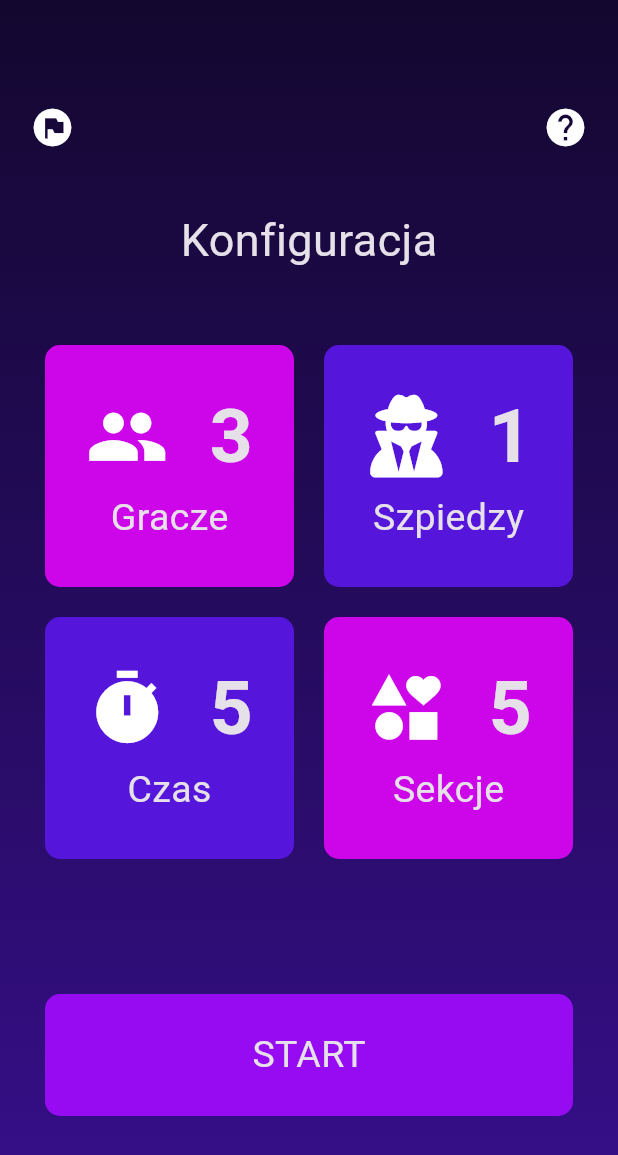
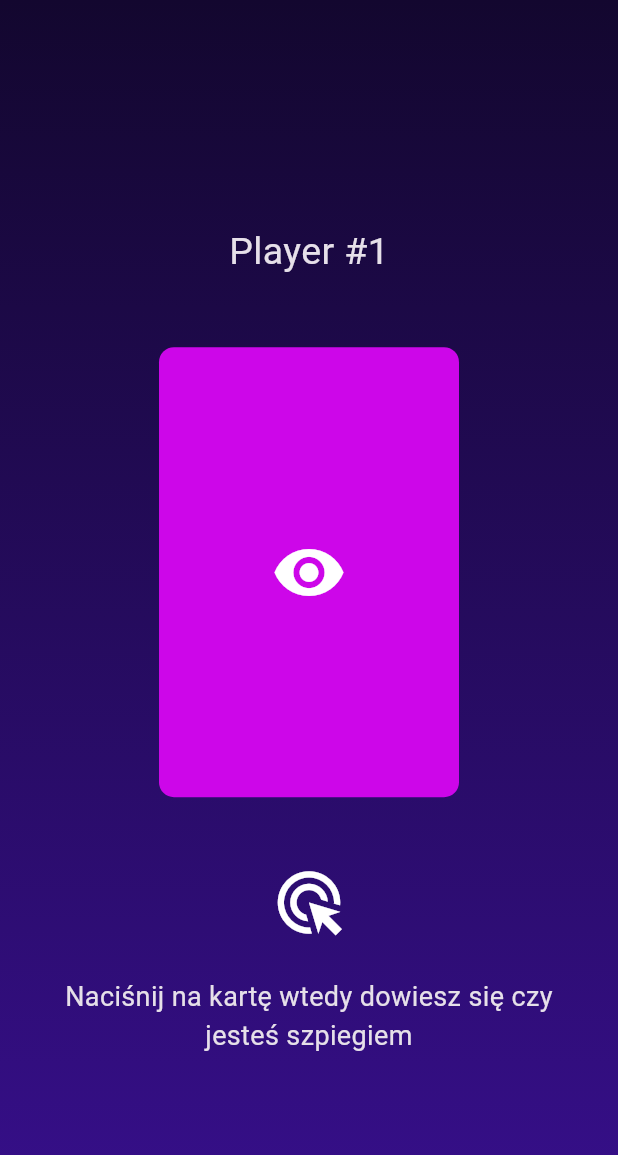
Before and after one commit to pawelmajchrzak/szpiegula_flutter, a Flutter app: the screen it shows after launch, after a tap on "START", on a phone screen of 412 x 824 dp. Shown: the top 1155 px of the screen. Run offline on Flutter 3.47's test engine with Material 3 defaults, Android fonts, the phone set to English and light mode, and no system bars; our stand-ins replace font_awesome_flutter.

Commit message:
prapere first draft of GameScreen

```diff
--- /dev/null
+++ b/lib/screens/game_screen.dart
@@ -0,0 +1,93 @@
+import 'package:flutter/material.dart';
+import '../constants.dart';
+import '../widgets/category_card.dart';
+import '../widgets/typical_icon_button.dart';
+import '../widgets/typical_value_presenter.dart';
+
+class GameScreen extends StatefulWidget {
+  @override
+  State<GameScreen> createState() => _GameScreenState();
+}
+
+class _GameScreenState extends State<GameScreen> {
+  int numberOfSpies = 1;
+  String alert = '';
+  Color color1 = kCardColourFirst;
+
+  @override
+  Widget build(BuildContext context) {
+    return Scaffold(
+      body: Container(
+        padding: EdgeInsets.symmetric(vertical: 10, horizontal: 20),
+        decoration: standardDecoration,
+        child: Column(
+          mainAxisAlignment: MainAxisAlignment.spaceEvenly,
+          children: [
+            SizedBox(
+              height: 70,
+            ),
+            Container(
+              alignment: Alignment.center,
+              child: Text(
+                'Player #1',
+                style: TextStyle(
+                  fontSize: 25,
+                ),
+              ),
+            ),
+            Container(
+              alignment: Alignment.center,
+              child: GestureDetector(
+                onTap: () {
+                 setState(() {
+                   if (color1 == kCardColourFirst) {
+                     color1 = kCardColourSecond;
+                   } else {
+                     color1 = kCardColourFirst;
+                   }
+                 });
+                },
+                child: Container(
+                  height: 300,
+                  width: 200,
+                  //padding: EdgeInsets.only(top: 5, bottom: 5),
+                  margin: EdgeInsets.all(10),
+                  decoration: BoxDecoration(
+                    color: color1,
+                    borderRadius: BorderRadius.circular(10.0),
+                  ),
+                  child: Icon(
+                    Icons.remove_red_eye,
+                    size: 50,
+                  ),
+                ),
+              ),
+            ),
+            Container(
+              alignment: Alignment.center,
+              height: 40,
+              child: Icon(
+                Icons.ads_click,
+                size: 50,
+
+              ),
+            ),
+            Container(
+              child: Text(
+                'Naciśnij na kartę wtedy dowiesz się czy jesteś szpiegiem',
+                textAlign: TextAlign.center,
+                style: TextStyle(
+                  fontSize: 18,
+
+                ),
+              ),
+            ),
+            SizedBox(
+              height: 40,
+            ),
+          ],
+        ),
+      ),
+    );
+  }
+}
--- a/lib/screens/start_screen.dart
+++ b/lib/screens/start_screen.dart
@@ -1,5 +1,6 @@
 import 'package:flutter/material.dart';
 import 'package:font_awesome_flutter/font_awesome_flutter.dart';
+import 'package:szpiegula/screens/game_screen.dart';
 import 'package:szpiegula/screens/set_categories_screen.dart';
 import 'package:szpiegula/screens/set_players_screen.dart';
 import 'package:szpiegula/screens/set_spies_screen.dart';
@@ -116,17 +117,20 @@ class _StartScreenState extends State<StartScreen> {
               height: 50,
             ),
             Expanded(
+              child: GestureDetector(
+                onTap: () {
+                  print('click');
+                  Navigator.push(context, MaterialPageRoute(builder: (context) {
+                    return GameScreen();
+                  }
+                  ));
+                },
                 child: Container(
                   margin: EdgeInsets.only(top: 30, bottom: 70, left: 10, right: 10),
                   decoration: BoxDecoration(
                     color: Color(0xFF960bf2),
                     borderRadius: BorderRadius.circular(10.0),
                   ),
-                child: GestureDetector(
-                  onTap: () {
-                    print('click');
-                    //onPress();
-                  },
                   child: Center(
                     child: Text(
                       'START',
```
Lines whose indentation alone changed are shown as unchanged.
